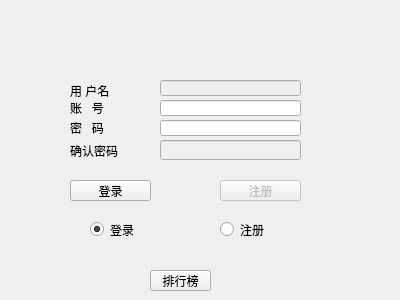
Old version of the form BejeweledSln/mainwindow.ui in the repository lwyer/BejeweledSln.
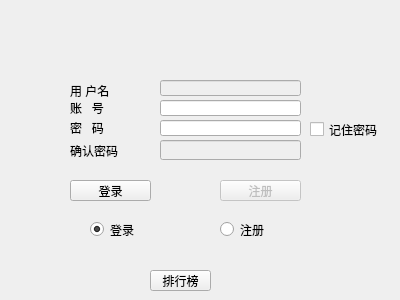
New version of the form.

```diff
--- a/BejeweledSln/mainwindow.ui
+++ b/BejeweledSln/mainwindow.ui
@@ -199,6 +199,19 @@
      <string>注册</string>
     </property>
    </widget>
+   <widget class="QCheckBox" name="rempass">
+    <property name="geometry">
+     <rect>
+      <x>310</x>
+      <y>120</y>
+      <width>91</width>
+      <height>19</height>
+     </rect>
+    </property>
+    <property name="text">
+     <string>记住密码</string>
+    </property>
+   </widget>
   </widget>
  </widget>
  <resources/>
```
